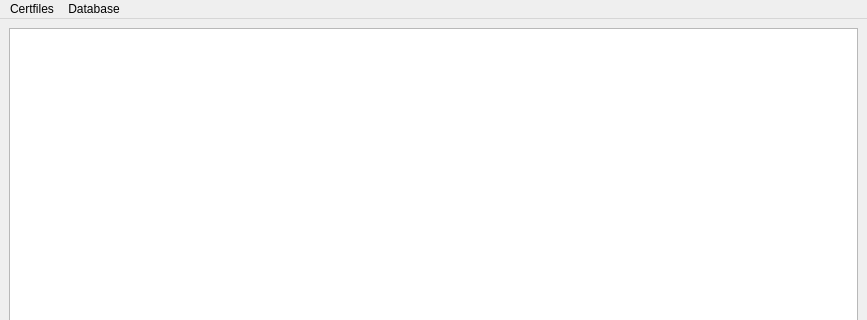
First picture: the form in window.ui, repository BabyZion/server_gain, before the edit; both pictures show x 0 to 867 and y 0 to 320 of the 867 by 622 pixel window.
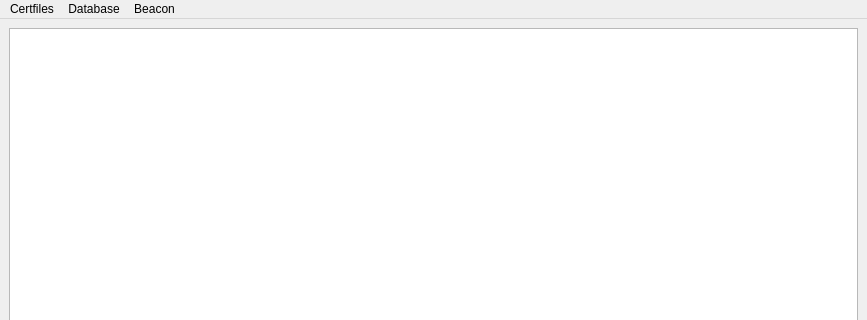
Second picture: the form after the edit.

```diff
--- a/window.ui
+++ b/window.ui
@@ -316,8 +316,15 @@
     <addaction name="separator"/>
     <addaction name="actionDatabaseSettings"/>
    </widget>
+   <widget class="QMenu" name="menuBeacon">
+    <property name="title">
+     <string>Beacon</string>
+    </property>
+    <addaction name="actionBeaconSettings"/>
+   </widget>
    <addaction name="menuCertfiles"/>
    <addaction name="menuDatabase"/>
+   <addaction name="menuBeacon"/>
   </widget>
   <widget class="QStatusBar" name="statusbar"/>
   <action name="actionSelectCert">
```
Left out of the diff: 5 changed lines with no effect on the pictures.
